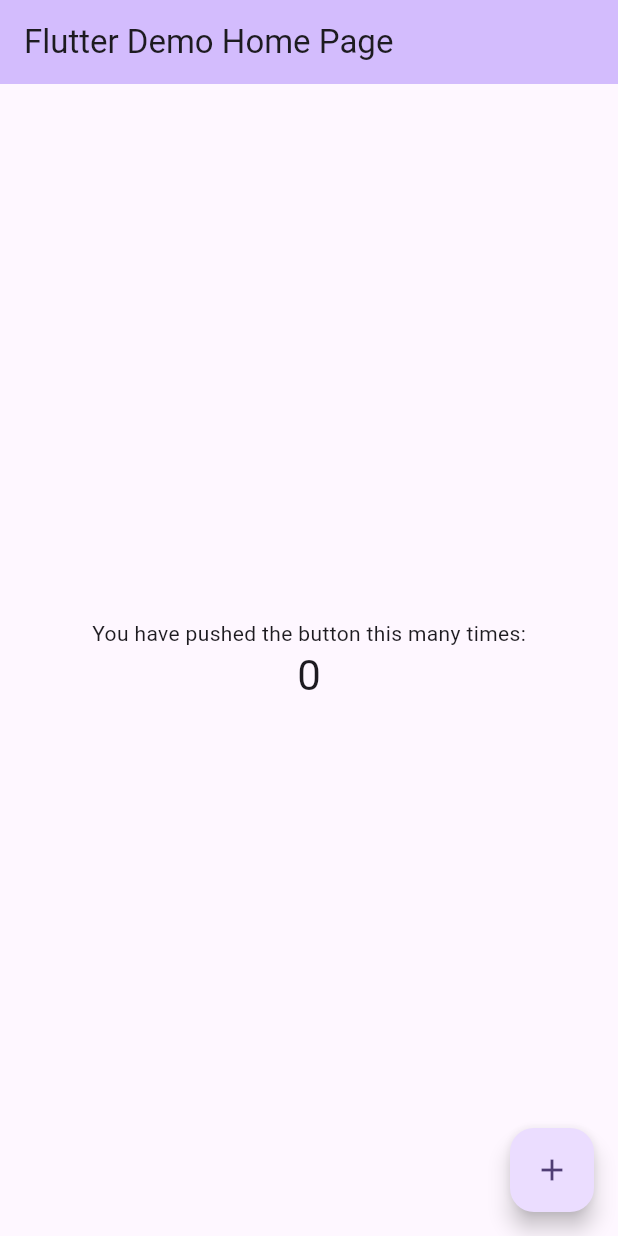
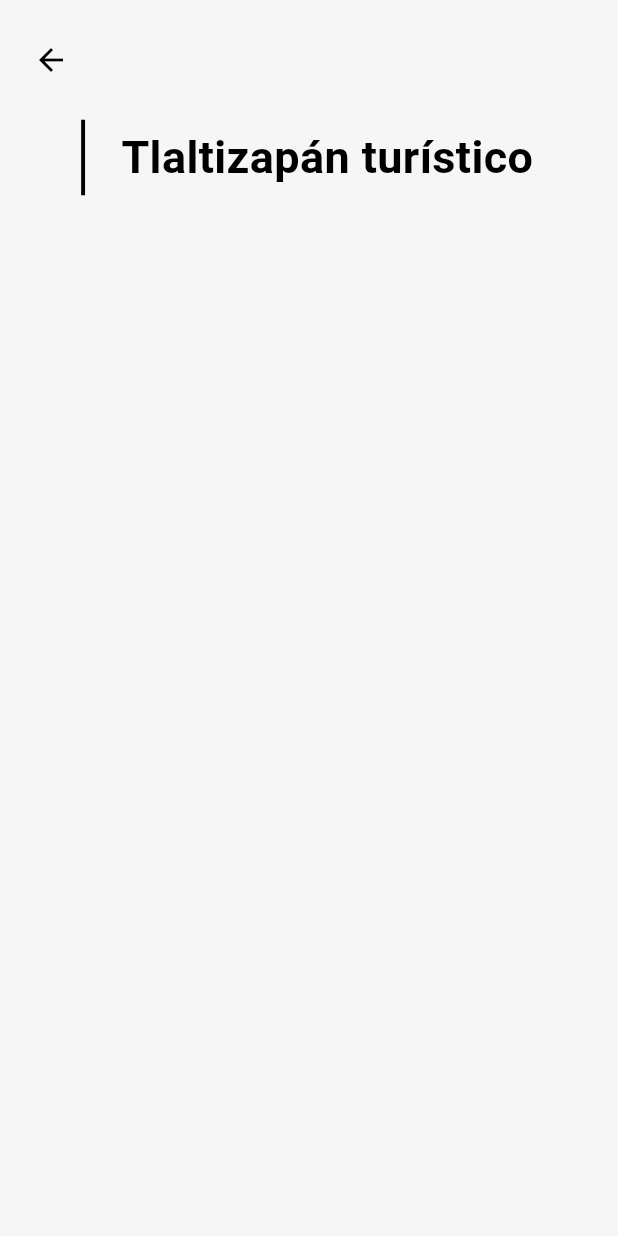
Before and after one commit to AlmaFKt/TlaltizapanTuristico, a Flutter app: the screen it shows after launch, on a phone screen of 412 x 824 dp. Run offline on Flutter 3.47's test engine with Material 3 defaults, Android fonts, the phone set to English and light mode, and no system bars; our stand-ins replace flutter_svg.

Commit message:
Se añadio flutter_svg y update assets en .yaml y se hizo el titulo, falta logo de pueblos magicos

```diff
--- /dev/null
+++ b/lib/Sesion_Usuario/Inicio_sesion.dart
@@ -0,0 +1,79 @@
+import 'dart:math';
+
+import 'package:flutter/material.dart';
+import 'package:flutter_svg/svg.dart';
+
+class InicioSesion extends StatefulWidget {
+  InicioSesion({super.key});
+
+  @override
+  State<InicioSesion> createState() => _InicioSesionState();
+}
+
+class _InicioSesionState extends State<InicioSesion> {
+  @override
+  Widget build(BuildContext context) {
+    return Scaffold(
+      appBar: null,
+      backgroundColor: Color.fromARGB(255, 246, 246, 246),
+      body: SafeArea(
+        child: SingleChildScrollView(
+          child: Column(
+            children: [
+              //Botón de regreso
+              Padding(
+                padding: const EdgeInsets.only(
+                    top: 16, bottom: 16, left: 10, right: 10),
+                child: Align(
+                  alignment: Alignment.topLeft,
+                  //button
+                  child: IconButton(
+                    onPressed: () {
+                      // Get.to(HomePage());
+                    },
+                    icon: const Icon(
+                      Icons.arrow_back,
+                      color: Color.fromARGB(255, 0, 0, 0),
+                    ),
+                  ),
+                ),
+              ),
+
+              Center(
+                child: Column(
+                  children: [
+                    //Titulo y logo
+                    Padding(
+                      padding: EdgeInsets.only(left: 30, right: 5),
+                      child: Row(
+                        children: [
+                          Transform.rotate(
+                            angle: 90 * pi / 180,
+                            child: SvgPicture.asset(
+                              'imagenes/2070573.svg',
+                              height: 50,
+                            ),
+                          ),
+                          Text(
+                            'Tlaltizapán turístico',
+                            style: TextStyle(
+                                fontSize: 30,
+                                color: Color.fromARGB(255, 0, 0, 0),
+                                fontWeight: FontWeight.bold),
+                          ),
+                        ],
+                      ),
+                    ),
+
+
+                    //formulario de inicio de sesión
+                  ],
+                ),
+              )
+            ],
+          ),
+        ),
+      ),
+    );
+  }
+}
--- a/lib/main.dart
+++ b/lib/main.dart
@@ -1,4 +1,5 @@
 import 'package:flutter/material.dart';
+import 'package:tlaltizapan_turistico/Sesion_Usuario/Inicio_sesion.dart';
 
 void main() {
   runApp(const MyApp());
@@ -11,115 +12,9 @@ class MyApp extends StatelessWidget {
   @override
   Widget build(BuildContext context) {
     return MaterialApp(
-      title: 'Flutter Demo',
-      theme: ThemeData(
-        // This is the theme of your application.
-        //
-        // TRY THIS: Try running your application with "flutter run". You'll see
-        // the application has a blue toolbar. Then, without quitting the app,
-        // try changing the seedColor in the colorScheme below to Colors.green
-        // and then invoke "hot reload" (save your changes or press the "hot
-        // reload" button in a Flutter-supported IDE, or press "r" if you used
-        // the command line to start the app).
-        //
-        // Notice that the counter didn't reset back to zero; the application
-        // state is not lost during the reload. To reset the state, use hot
-        // restart instead.
-        //
-        // This works for code too, not just values: Most code changes can be
-        // tested with just a hot reload.
-        colorScheme: ColorScheme.fromSeed(seedColor: Colors.deepPurple),
-        useMaterial3: true,
-      ),
-      home: const MyHomePage(title: 'Flutter Demo Home Page'),
+      title: 'Tlaltizapán turístico',
+      debugShowCheckedModeBanner: false,
+      home: InicioSesion(),
     );
   }
 }
-
-class MyHomePage extends StatefulWidget {
-  const MyHomePage({super.key, required this.title});
-
-  // This widget is the home page of your application. It is stateful, meaning
-  // that it has a State object (defined below) that contains fields that affect
-  // how it looks.
-
-  // This class is the configuration for the state. It holds the values (in this
-  // case the title) provided by the parent (in this case the App widget) and
-  // used by the build method of the State. Fields in a Widget subclass are
-  // always marked "final".
-
-  final String title;
-
-  @override
-  State<MyHomePage> createState() => _MyHomePageState();
-}
-
-class _MyHomePageState extends State<MyHomePage> {
-  int _counter = 0;
-
-  void _incrementCounter() {
-    setState(() {
-      // This call to setState tells the Flutter framework that something has
-      // changed in this State, which causes it to rerun the build method below
-      // so that the display can reflect the updated values. If we changed
-      // _counter without calling setState(), then the build method would not be
-      // called again, and so nothing would appear to happen.
-      _counter++;
-    });
-  }
-
-  @override
-  Widget build(BuildContext context) {
-    // This method is rerun every time setState is called, for instance as done
-    // by the _incrementCounter method above.
-    //
-    // The Flutter framework has been optimized to make rerunning build methods
-    // fast, so that you can just rebuild anything that needs updating rather
-    // than having to individually change instances of widgets.
-    return Scaffold(
-      appBar: AppBar(
-        // TRY THIS: Try changing the color here to a specific color (to
-        // Colors.amber, perhaps?) and trigger a hot reload to see the AppBar
-        // change color while the other colors stay the same.
-        backgroundColor: Theme.of(context).colorScheme.inversePrimary,
-        // Here we take the value from the MyHomePage object that was created by
-        // the App.build method, and use it to set our appbar title.
-        title: Text(widget.title),
-      ),
-      body: Center(
-        // Center is a layout widget. It takes a single child and positions it
-        // in the middle of the parent.
-        child: Column(
-          // Column is also a layout widget. It takes a list of children and
-          // arranges them vertically. By default, it sizes itself to fit its
-          // children horizontally, and tries to be as tall as its parent.
-          //
-          // Column has various properties to control how it sizes itself and
-          // how it positions its children. Here we use mainAxisAlignment to
-          // center the children vertically; the main axis here is the vertical
-          // axis because Columns are vertical (the cross axis would be
-          // horizontal).
-          //
-          // TRY THIS: Invoke "debug painting" (choose the "Toggle Debug Paint"
-          // action in the IDE, or press "p" in the console), to see the
-          // wireframe for each widget.
-          mainAxisAlignment: MainAxisAlignment.center,
-          children: <Widget>[
-            const Text(
-              'You have pushed the button this many times:',
-            ),
-            Text(
-              '$_counter',
-              style: Theme.of(context).textTheme.headlineMedium,
-            ),
-          ],
-        ),
-      ),
-      floatingActionButton: FloatingActionButton(
-        onPressed: _incrementCounter,
-        tooltip: 'Increment',
-        child: const Icon(Icons.add),
-      ), // This trailing comma makes auto-formatting nicer for build methods.
-    );
-  }
-}
--- a/pubspec.yaml
+++ b/pubspec.yaml
@@ -35,6 +35,7 @@ dependencies:
   # The following adds the Cupertino Icons font to your application.
   # Use with the CupertinoIcons class for iOS style icons.
   cupertino_icons: ^1.0.2
+  flutter_svg: ^2.0.9
 
 dev_dependencies:
   flutter_test:
@@ -59,8 +60,8 @@ flutter:
   uses-material-design: true
 
   # To add assets to your application, add an assets section, like this:
-  # assets:
-  #   - images/a_dot_burr.jpeg
+  assets:
+   - imagenes/
   #   - images/a_dot_ham.jpeg
 
   # An image asset can refer to one or more resolution-specific "variants", see
```
Also changed, not shown: imagenes/2070573.svg (added), pubspec.lock.
